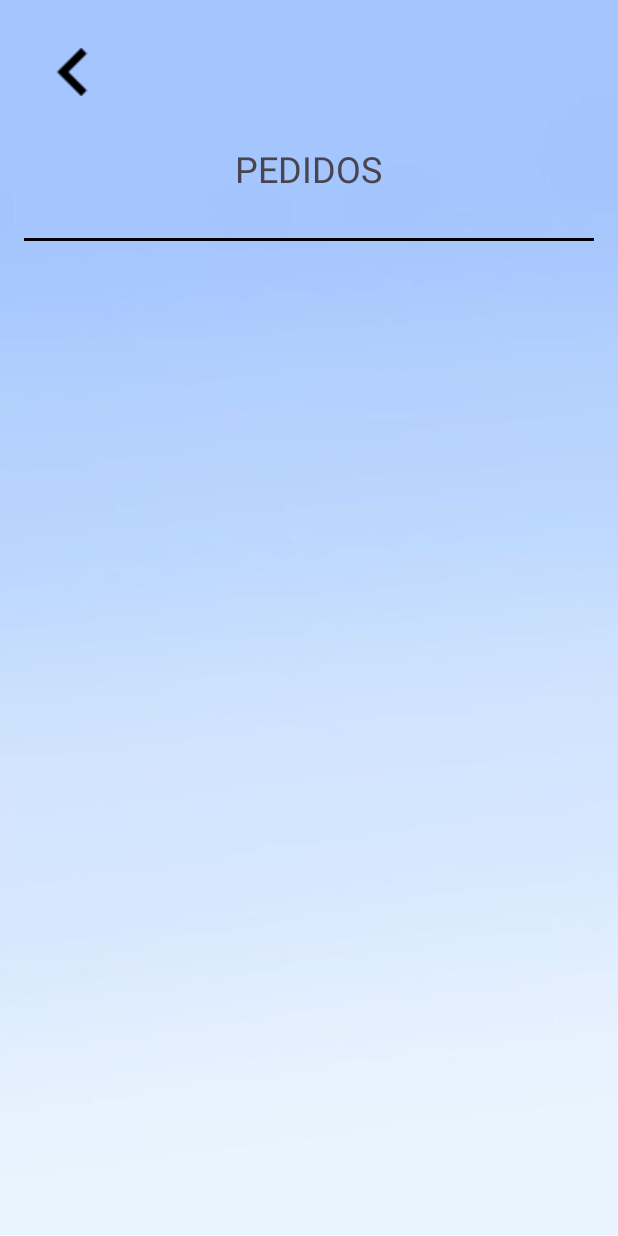
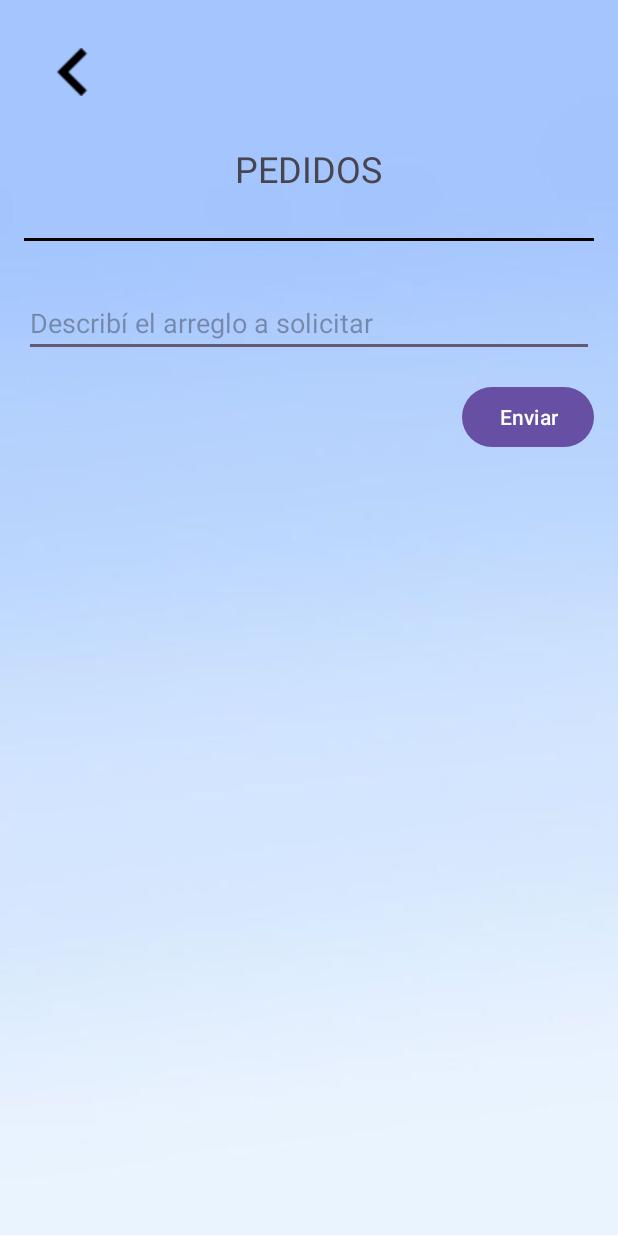
Before and after one commit to matibernal/TechSolutions, an Android app: the PedidosUFActivity screen opened directly, with no data from a screen before it, on a phone screen of 412 x 824 dp. Run offline under Robolectric (Android 15) with nearby library versions, the phone set to English and light mode, and no system bars; our stand-ins replace Firebase (no records; nobody signed in at launch, a user with empty details on screens opened directly).

Commit message:
Pedidos usuario final
Se agregaron los pedidos, para que el usuario pueda crear pedidos, se suman a Firebase, y este puede ver la descripción, fecha y estado.

```diff
--- /dev/null
+++ b/app/src/main/java/com/example/techsolutions/PedidoAdapter.java
@@ -0,0 +1,54 @@
+package com.example.techsolutions;
+
+import android.view.LayoutInflater;
+import android.view.View;
+import android.view.ViewGroup;
+import android.widget.TextView;
+import androidx.annotation.NonNull;
+import androidx.recyclerview.widget.RecyclerView;
+import java.util.List;
+
+public class PedidoAdapter extends RecyclerView.Adapter<PedidoAdapter.PedidoViewHolder> {
+
+    private List<Pedido> pedidos;
+
+    public PedidoAdapter(List<Pedido> pedidos) {
+        this.pedidos = pedidos;
+    }
+
+    @NonNull
+    @Override
+    public PedidoViewHolder onCreateViewHolder(@NonNull ViewGroup parent, int viewType) {
+        View v = LayoutInflater.from(parent.getContext())
+                .inflate(R.layout.item_pedido, parent, false);
+        return new PedidoViewHolder(v);
+    }
+
+    @Override
+    public void onBindViewHolder(@NonNull PedidoViewHolder holder, int position) {
+        Pedido pedido = pedidos.get(position);
+        holder.tvDescripcion.setText(pedido.getDescripcion());
+        holder.tvEstado.setText("Estado: " + pedido.getEstado());
+        holder.tvFecha.setText(pedido.getFecha());
+    }
+
+    @Override
+    public int getItemCount() {
+        return pedidos.size();
+    }
+
+    public void setPedidos(List<Pedido> nuevos) {
+        pedidos = nuevos;
+        notifyDataSetChanged();
+    }
+
+    static class PedidoViewHolder extends RecyclerView.ViewHolder {
+        TextView tvDescripcion, tvEstado, tvFecha;
+        PedidoViewHolder(View v) {
+            super(v);
+            tvDescripcion = v.findViewById(R.id.tvDescripcionPedido);
+            tvEstado = v.findViewById(R.id.tvEstadoPedido);
+            tvFecha = v.findViewById(R.id.tvFechaPedido);
+        }
+    }
+}
--- a/app/src/main/java/com/example/techsolutions/PedidosUFActivity.java
+++ b/app/src/main/java/com/example/techsolutions/PedidosUFActivity.java
@@ -1,12 +1,36 @@
 package com.example.techsolutions;
 
+import androidx.annotation.NonNull;
 import androidx.appcompat.app.AppCompatActivity;
+import androidx.recyclerview.widget.LinearLayoutManager;
+import androidx.recyclerview.widget.RecyclerView;
 
 import android.content.Intent;
 import android.os.Bundle;
+import android.text.TextUtils;
+import android.widget.Button;
+import android.widget.EditText;
+import android.widget.Toast;
 import android.widget.ImageButton;
 
+import com.google.firebase.Timestamp;
+import com.google.firebase.auth.FirebaseAuth;
+import com.google.firebase.auth.FirebaseUser;
+import com.google.firebase.firestore.*;
+
+import java.text.SimpleDateFormat;
+import java.util.*;
+
 public class PedidosUFActivity extends AppCompatActivity {
+
+    private EditText etDescripcionPedido;
+    private Button btnEnviarPedido;
+    private RecyclerView rvPedidos;
+    private PedidoAdapter pedidoAdapter;
+    private List<Pedido> pedidoList = new ArrayList<>();
+
+    private FirebaseAuth auth;
+    private FirebaseFirestore db;
 
     @Override
     protected void onCreate(Bundle savedInstanceState) {
@@ -21,5 +45,64 @@ public class PedidosUFActivity extends AppCompatActivity {
 
             finish();
         });
+
+        etDescripcionPedido = findViewById(R.id.etDescripcionPedido);
+        btnEnviarPedido     = findViewById(R.id.btnEnviarPedido);
+        rvPedidos           = findViewById(R.id.rvPedidos);
+
+        auth = FirebaseAuth.getInstance();
+        db = FirebaseFirestore.getInstance();
+
+
+        pedidoAdapter = new PedidoAdapter(pedidoList);
+        rvPedidos.setLayoutManager(new LinearLayoutManager(this));
+        rvPedidos.setAdapter(pedidoAdapter);
+
+        FirebaseUser user = auth.getCurrentUser();
+        if (user == null) {
+            Toast.makeText(this, "Error de autenticación", Toast.LENGTH_SHORT).show();
+            finish();
+            return;
+        }
+
+        String uid = user.getUid();
+
+        // Enviar pedido
+        btnEnviarPedido.setOnClickListener(v -> {
+            String descripcion = etDescripcionPedido.getText().toString().trim();
+            if (TextUtils.isEmpty(descripcion)) {
+                Toast.makeText(this, "Ingrese una descripción", Toast.LENGTH_SHORT).show();
+                return;
+            }
+            String id = db.collection("pedidos").document().getId();
+            String fecha = new SimpleDateFormat("yyyy-MM-dd HH:mm", Locale.getDefault()).format(new Date());
+            Pedido pedido = new Pedido(id, descripcion, fecha, "Pendiente", uid);
+
+            db.collection("pedidos").document(id)
+                    .set(pedido)
+                    .addOnSuccessListener(aVoid -> {
+                        Toast.makeText(this, "Pedido enviado", Toast.LENGTH_SHORT).show();
+                        etDescripcionPedido.setText("");
+                    })
+                    .addOnFailureListener(e ->
+                            Toast.makeText(this, "Error al enviar: " + e.getMessage(), Toast.LENGTH_SHORT).show());
+        });
+
+        // Trae solo los pedidos de este usuario
+        db.collection("pedidos")
+                .whereEqualTo("uid", uid)
+                .orderBy("fecha", Query.Direction.DESCENDING)
+                .addSnapshotListener((snapshots, e) -> {
+                    if (e != null) {
+                        Toast.makeText(this, "Error: " + e.getMessage(), Toast.LENGTH_SHORT).show();
+                        return;
+                    }
+                    List<Pedido> nuevos = new ArrayList<>();
+                    for (DocumentSnapshot doc : snapshots) {
+                        Pedido pedido = doc.toObject(Pedido.class);
+                        nuevos.add(pedido);
+                    }
+                    pedidoAdapter.setPedidos(nuevos);
+                });
     }
 }
--- a/app/src/main/res/layout/activity_pedidos_ufactivity.xml
+++ b/app/src/main/res/layout/activity_pedidos_ufactivity.xml
@@ -9,9 +9,7 @@
         android:layout_width="match_parent"
         android:layout_height="match_parent"
         android:background="@drawable/fondogeneral"
-        android:padding="16dp"
-        tools:layout_editor_absoluteX="115dp"
-        tools:layout_editor_absoluteY="-216dp">
+        android:padding="16dp">
 
         <ImageButton
             android:id="@+id/btnBack"
@@ -41,7 +39,34 @@
             android:layout_marginTop="30dp"
             android:background="@color/black" />
 
+        <!--DESCRIPCIÓN DEL PEDIDO -->
+        <EditText
+            android:id="@+id/etDescripcionPedido"
+            android:layout_width="match_parent"
+            android:layout_height="wrap_content"
+            android:layout_below="@id/view"
+            android:layout_marginTop="32dp"
+            android:hint="Describí el arreglo a solicitar" />
+
+        <!-- BOTÓN ENVIAR PEDIDO -->
+        <Button
+            android:id="@+id/btnEnviarPedido"
+            android:layout_width="wrap_content"
+            android:layout_height="wrap_content"
+            android:layout_below="@id/etDescripcionPedido"
+            android:layout_alignParentEnd="true"
+            android:layout_marginTop="16dp"
+            android:text="Enviar" />
+
+        <!-- LISTA DE PEDIDOS -->
+        <androidx.recyclerview.widget.RecyclerView
+            android:id="@+id/rvPedidos"
+            android:layout_width="match_parent"
+            android:layout_height="0dp"
+            android:layout_below="@id/btnEnviarPedido"
+            android:layout_alignParentBottom="true"
+            android:layout_marginTop="24dp"
+            android:layout_marginBottom="8dp" />
     </RelativeLayout>
 
-
 </androidx.constraintlayout.widget.ConstraintLayout>
```
Also changed, not shown: app/src/main/java/com/example/techsolutions/Pedido.java (added, +26 -0 lines), app/src/main/res/layout/item_pedido.xml (added, +21 -0 lines). Lines whose indentation alone changed are shown as unchanged.
